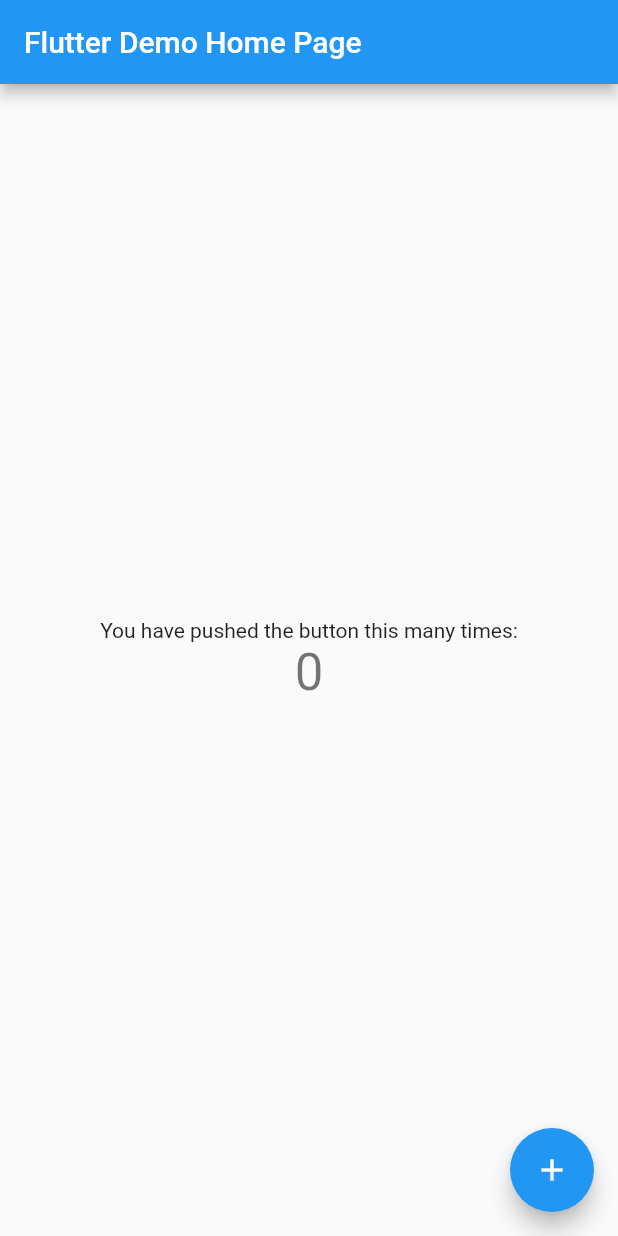
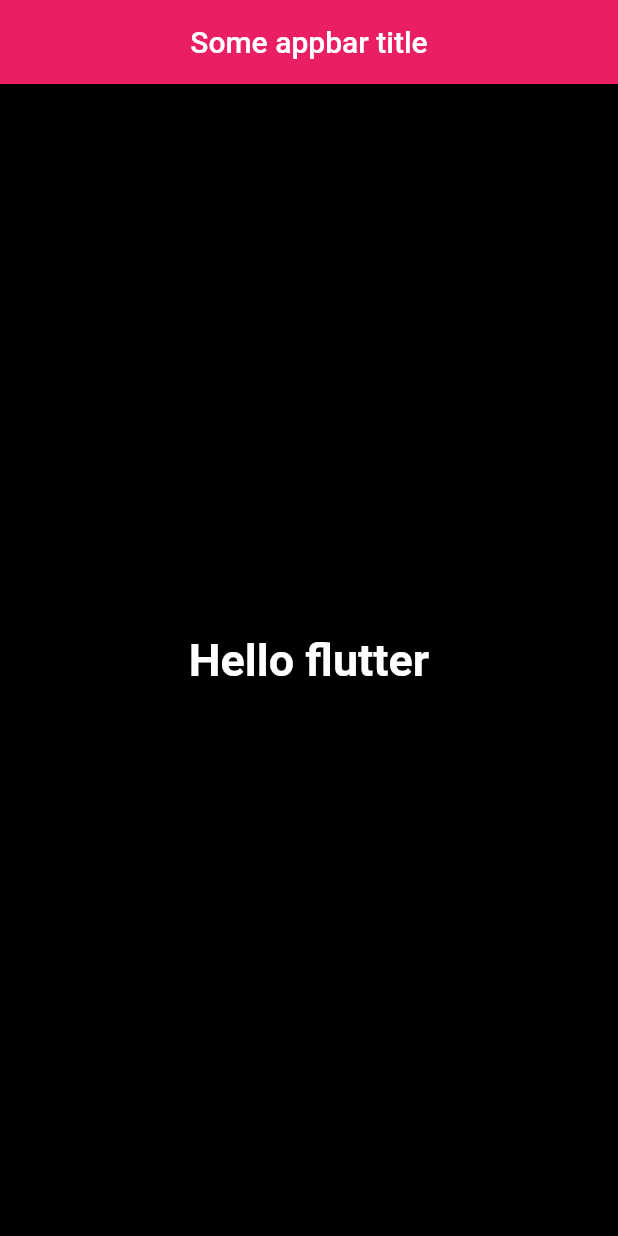
Before and after one commit to CODE-DK/hello_flutter, a Flutter app: the screen it shows after launch, on a phone screen of 412 x 824 dp. Run offline on Flutter 3.47's test engine with Material 2 defaults, Android fonts, the phone set to English and light mode, and no system bars.

Commit message:
Add first app example

```diff
--- a/lib/main.dart
+++ b/lib/main.dart
@@ -1,115 +1,22 @@
 import 'package:flutter/material.dart';
 
-void main() {
-  runApp(const MyApp());
+void main(List<String> args) {
+  runApp(MaterialApp(
+      home: Scaffold(
+    appBar: AppBar(
+      title: const Text('Some appbar title'),
+      centerTitle: true,
+      backgroundColor: Colors.pink,
+    ),
+    backgroundColor: Colors.black,
+    body: const Center(
+        child: Text('Hello flutter',
+            style: TextStyle(
+                fontSize: 30,
+                fontWeight: FontWeight.bold,
+                color: Colors.white
+                ),
+            textDirection: TextDirection.ltr)
+            ),
+  )));
 }
-
-class MyApp extends StatelessWidget {
-  const MyApp({Key? key}) : super(key: key);
-
-  // This widget is the root of your application.
-  @override
-  Widget build(BuildContext context) {
-    return MaterialApp(
-      title: 'Flutter Demo',
-      theme: ThemeData(
-        // This is the theme of your application.
-        //
-        // Try running your application with "flutter run". You'll see the
-        // application has a blue toolbar. Then, without quitting the app, try
-        // changing the primarySwatch below to Colors.green and then invoke
-        // "hot reload" (press "r" in the console where you ran "flutter run",
-        // or simply save your changes to "hot reload" in a Flutter IDE).
-        // Notice that the counter didn't reset back to zero; the application
-        // is not restarted.
-        primarySwatch: Colors.blue,
-      ),
-      home: const MyHomePage(title: 'Flutter Demo Home Page'),
-    );
-  }
-}
-
-class MyHomePage extends StatefulWidget {
-  const MyHomePage({Key? key, required this.title}) : super(key: key);
-
-  // This widget is the home page of your application. It is stateful, meaning
-  // that it has a State object (defined below) that contains fields that affect
-  // how it looks.
-
-  // This class is the configuration for the state. It holds the values (in this
-  // case the title) provided by the parent (in this case the App widget) and
-  // used by the build method of the State. Fields in a Widget subclass are
-  // always marked "final".
-
-  final String title;
-
-  @override
-  State<MyHomePage> createState() => _MyHomePageState();
-}
-
-class _MyHomePageState extends State<MyHomePage> {
-  int _counter = 0;
-
-  void _incrementCounter() {
-    setState(() {
-      // This call to setState tells the Flutter framework that something has
-      // changed in this State, which causes it to rerun the build method below
-      // so that the display can reflect the updated values. If we changed
-      // _counter without calling setState(), then the build method would not be
-      // called again, and so nothing would appear to happen.
-      _counter++;
-    });
-  }
-
-  @override
-  Widget build(BuildContext context) {
-    // This method is rerun every time setState is called, for instance as done
-    // by the _incrementCounter method above.
-    //
-    // The Flutter framework has been optimized to make rerunning build methods
-    // fast, so that you can just rebuild anything that needs updating rather
-    // than having to individually change instances of widgets.
-    return Scaffold(
-      appBar: AppBar(
-        // Here we take the value from the MyHomePage object that was created by
-        // the App.build method, and use it to set our appbar title.
-        title: Text(widget.title),
-      ),
-      body: Center(
-        // Center is a layout widget. It takes a single child and positions it
-        // in the middle of the parent.
-        child: Column(
-          // Column is also a layout widget. It takes a list of children and
-          // arranges them vertically. By default, it sizes itself to fit its
-          // children horizontally, and tries to be as tall as its parent.
-          //
-          // Invoke "debug painting" (press "p" in the console, choose the
-          // "Toggle Debug Paint" action from the Flutter Inspector in Android
-          // Studio, or the "Toggle Debug Paint" command in Visual Studio Code)
-          // to see the wireframe for each widget.
-          //
-          // Column has various properties to control how it sizes itself and
-          // how it positions its children. Here we use mainAxisAlignment to
-          // center the children vertically; the main axis here is the vertical
-          // axis because Columns are vertical (the cross axis would be
-          // horizontal).
-          mainAxisAlignment: MainAxisAlignment.center,
-          children: <Widget>[
-            const Text(
-              'You have pushed the button this many times:',
-            ),
-            Text(
-              '$_counter',
-              style: Theme.of(context).textTheme.headline4,
-            ),
-          ],
-        ),
-      ),
-      floatingActionButton: FloatingActionButton(
-        onPressed: _incrementCounter,
-        tooltip: 'Increment',
-        child: const Icon(Icons.add),
-      ), // This trailing comma makes auto-formatting nicer for build methods.
-    );
-  }
-}
```
Also changed, not shown: 2 other files.
